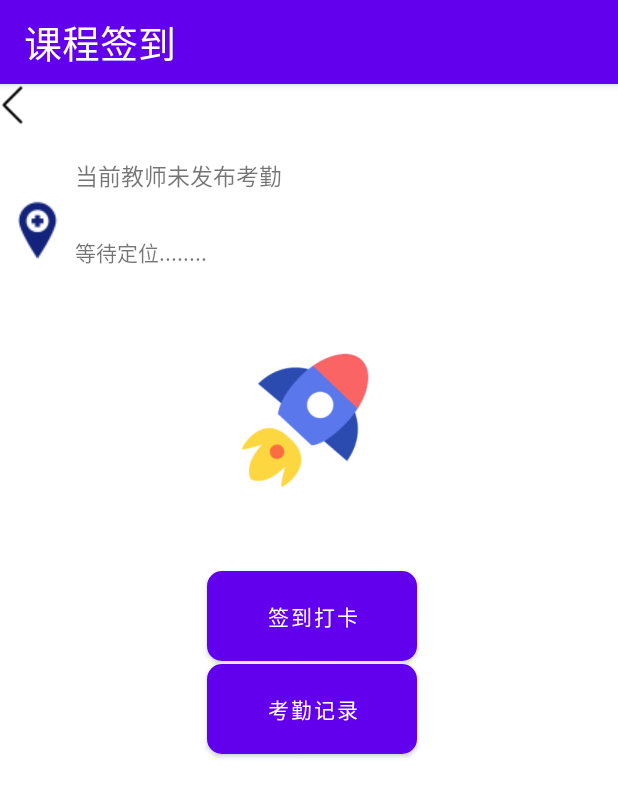
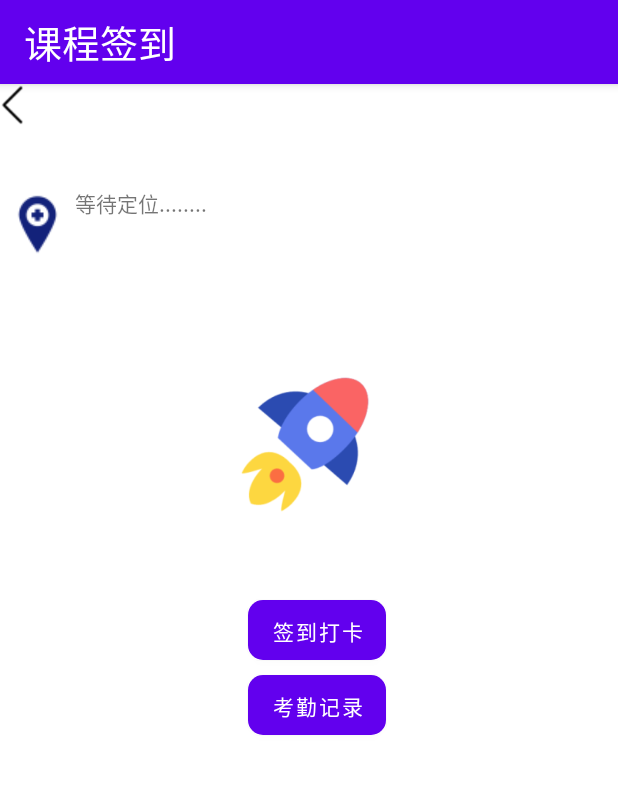
Before and after one commit to freezing00/EVONet, an Android app: the layout activity_sign_in.xml on its own in the app's theme, with its tools: preview values and no code run, on a phone screen of 412 x 824 dp. Shown: the top 797 px of the screen. Run offline under Robolectric (Android 15) with nearby library versions, the phone set to English and light mode, and no system bars.

Commit message:
结合GPS定位签到

```diff
--- a/app/src/main/res/layout/activity_register.xml
+++ b/app/src/main/res/layout/activity_register.xml
@@ -216,7 +216,7 @@
             android:layout_height="match_parent"
             android:layout_marginStart="20dp"
             android:layout_weight="1"
-            android:background="@color/design_default_color_primary_variant"
+            android:background="@drawable/btn_selector"
             android:text="发送验证码"
             android:textColor="@color/white"
             tools:layout_editor_absoluteX="215dp" />
--- a/app/src/main/res/layout/activity_sign_in.xml
+++ b/app/src/main/res/layout/activity_sign_in.xml
@@ -32,8 +32,8 @@
     </com.google.android.material.appbar.AppBarLayout>
 
     <RelativeLayout
-        android:layout_width="wrap_content"
-        android:layout_height="wrap_content"
+        android:layout_width="match_parent"
+        android:layout_height="28dp"
         >
         <ImageView
             android:layout_width="28dp"
@@ -43,42 +43,37 @@
 
             />
     </RelativeLayout>
+
     <TextView
+        android:id="@+id/show_lesson_number"
         android:layout_width="wrap_content"
         android:layout_height="wrap_content"
-        android:id="@+id/show_lesson_number"
-        android:textSize="15dp"
+        android:layout_marginStart="50dp"
+        android:textSize="30dp"
+        android:textColor="@color/design_default_color_primary"
+        />
 
-        />
-    <TextView
-        android:layout_width="wrap_content"
-        android:layout_height="wrap_content"
-        android:id="@+id/whether_sign"
-        android:text="当前教师未发布考勤"
-        android:textSize="15dp"
-        android:layout_marginStart="50dp"
-        />
     <RelativeLayout
+        android:id="@+id/gps"
         android:layout_width="match_parent"
-        android:layout_height="wrap_content"
-        android:id="@+id/gps"
-        >
+        android:layout_height="70dp">
 
         <ImageView
             android:id="@+id/gps_img"
             android:layout_width="wrap_content"
             android:layout_height="wrap_content"
             android:src="@drawable/gps" />
+
         <TextView
+            android:id="@+id/show_gps"
             android:layout_width="wrap_content"
-            android:layout_height="wrap_content"
-            android:id="@+id/show_gps"
+            android:layout_height="70dp"
             android:layout_toRightOf="@+id/gps_img"
-            android:layout_alignBottom="@+id/gps_img"
             android:text="等待定位........"
 
             />
     </RelativeLayout>
+
     <ImageView
         android:layout_width="200dp"
         android:layout_height="200dp"
@@ -86,20 +81,20 @@
         android:src="@drawable/huojian" />
 
     <Button
-        android:layout_width="140dp"
-        android:layout_height="60dp"
-        android:layout_marginLeft="2dp"
-        android:layout_marginTop="2dp"
+        android:layout_width="wrap_content"
+        android:layout_height="40dp"
+        android:layout_marginLeft="5dp"
+        android:layout_marginTop="5dp"
         android:layout_gravity="center"
         android:text="签到打卡"
         android:id="@+id/button_qiandao"
         android:background="@drawable/btn_selector"
         />
     <Button
-        android:layout_width="140dp"
-        android:layout_height="60dp"
-        android:layout_marginLeft="2dp"
-        android:layout_marginTop="2dp"
+        android:layout_width="wrap_content"
+        android:layout_height="40dp"
+        android:layout_marginLeft="5dp"
+        android:layout_marginTop="10dp"
         android:id="@+id/button_kaoqin"
         android:layout_gravity="center"
         android:text="考勤记录"
```
Also changed, not shown: app/src/main/java/com/example/evonet/activities/SignActivity.java (+43 -46 lines), app/src/main/res/layout/activity_add_lesson.xml (+5 -5 lines), 1 other file.
